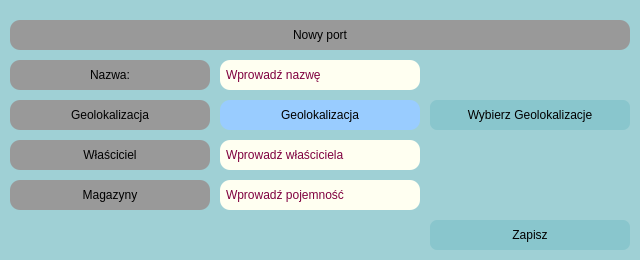
Above: GUI/AdminAddHarbour.ui from GlowK/SafeHarbor before the change. Below: the same form after it.
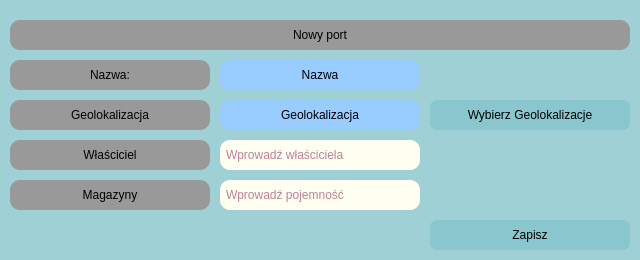
That is the form after the change. Icons and pictures are not drawn.

Commit message: GUI Port creation - operational

Patch:
```diff
--- a/GUI/AdminAddHarbour.ui
+++ b/GUI/AdminAddHarbour.ui
@@ -135,19 +135,6 @@
     <set>Qt::AlignCenter</set>
    </property>
   </widget>
-  <widget class="QLineEdit" name="lineEditName">
-   <property name="geometry">
-    <rect>
-     <x>220</x>
-     <y>60</y>
-     <width>200</width>
-     <height>30</height>
-    </rect>
-   </property>
-   <property name="text">
-    <string>Wprowadź nazwę</string>
-   </property>
-  </widget>
   <widget class="QLineEdit" name="lineEditOwner">
    <property name="geometry">
     <rect>
@@ -158,6 +145,9 @@
     </rect>
    </property>
    <property name="text">
+    <string/>
+   </property>
+   <property name="placeholderText">
     <string>Wprowadź właściciela</string>
    </property>
   </widget>
@@ -171,6 +161,9 @@
     </rect>
    </property>
    <property name="text">
+    <string/>
+   </property>
+   <property name="placeholderText">
     <string>Wprowadź pojemność</string>
    </property>
   </widget>
@@ -219,6 +212,25 @@
     <string>Zapisz</string>
    </property>
   </widget>
+  <widget class="QLabel" name="labelShowGeoName">
+   <property name="geometry">
+    <rect>
+     <x>220</x>
+     <y>60</y>
+     <width>200</width>
+     <height>30</height>
+    </rect>
+   </property>
+   <property name="styleSheet">
+    <string notr="true">background-color: #99CCFF;</string>
+   </property>
+   <property name="text">
+    <string>Nazwa</string>
+   </property>
+   <property name="alignment">
+    <set>Qt::AlignCenter</set>
+   </property>
+  </widget>
  </widget>
  <resources>
   <include location="../gfx.qrc"/>
```
The commit also changes 6 other files.
